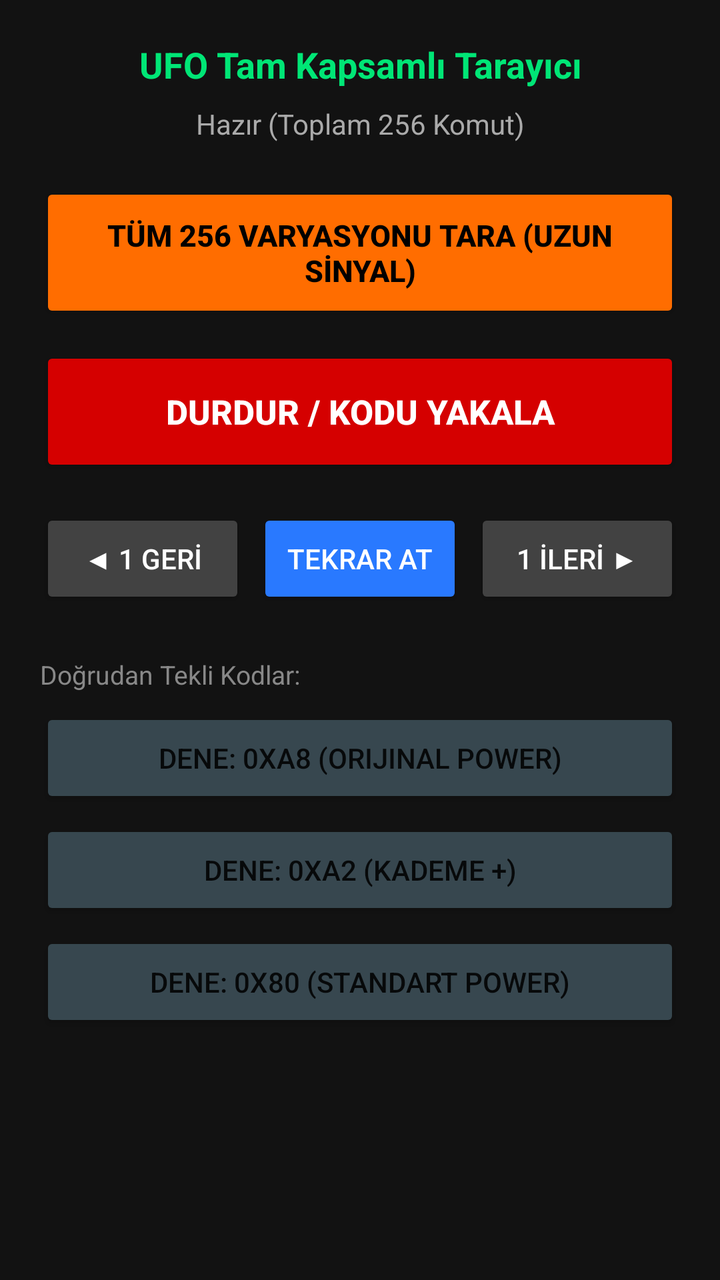
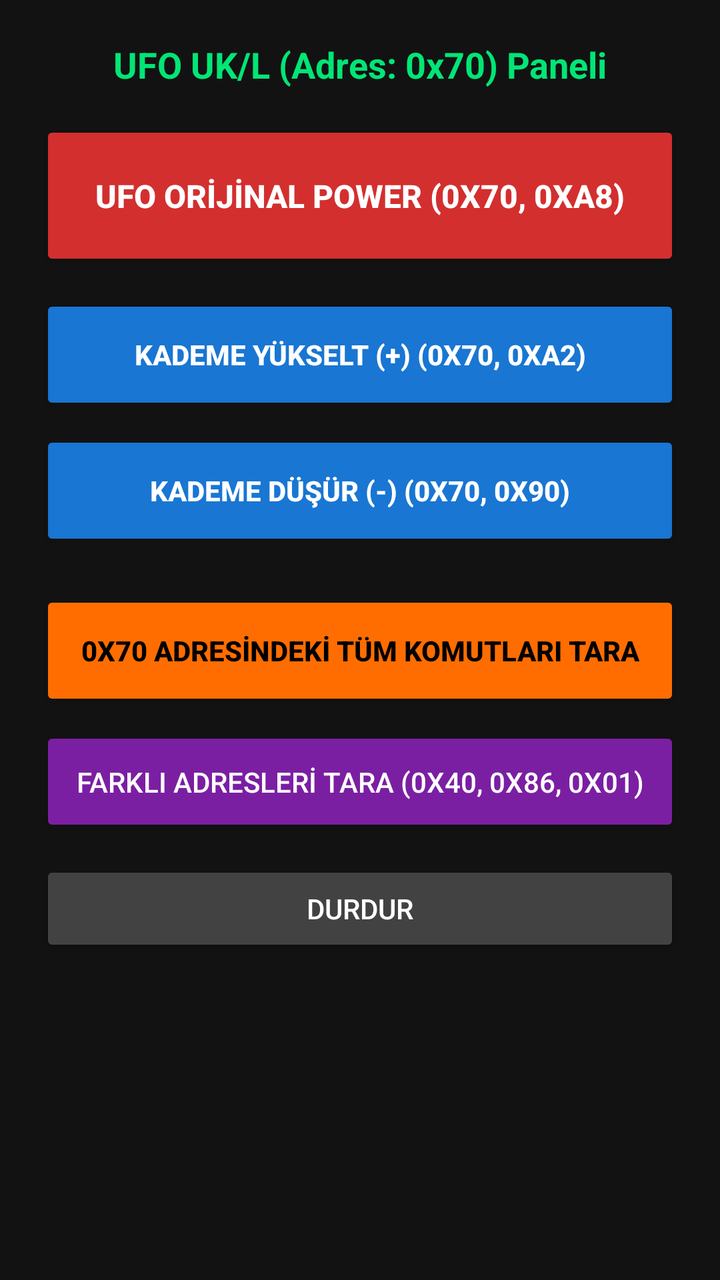

An Android layout rendered at two revisions. The XML below is the earlier revision; the diff shows what the commit changed to produce the second picture.
<!-- AndroidManifest.xml: application theme Theme.AppCompat.Light.NoActionBar -->
<!-- res/layout/activity_main.xml -->
<?xml version="1.0" encoding="utf-8"?>
<ScrollView xmlns:android="http://schemas.android.com/apk/res/android"
    android:layout_width="match_parent"
    android:layout_height="match_parent"
    android:background="#121212"
    android:fillViewport="true">

    <LinearLayout
        android:layout_width="match_parent"
        android:layout_height="wrap_content"
        android:gravity="center_horizontal"
        android:orientation="vertical"
        android:padding="20dp">

        <TextView
            android:id="@+id/tvStatus"
            android:layout_width="match_parent"
            android:layout_height="wrap_content"
            android:gravity="center"
            android:text="UFO Tam Kapsamlı Tarayıcı"
            android:textColor="#00E676"
            android:textSize="18sp"
            android:textStyle="bold"
            android:layout_marginBottom="8dp" />

        <TextView
            android:id="@+id/tvProgress"
            android:layout_width="match_parent"
            android:layout_height="wrap_content"
            android:gravity="center"
            android:text="Hazır (Toplam 256 Komut)"
            android:textColor="#AAAAAA"
            android:textSize="14sp"
            android:layout_marginBottom="20dp" />

        
        <Button
            android:id="@+id/btnFullScan"
            android:layout_width="match_parent"
            android:layout_height="70dp"
            android:backgroundTint="#FF6D00"
            android:text="TÜM 256 VARYASYONU TARA (UZUN SİNYAL)"
            android:textColor="#000000"
            android:textSize="15sp"
            android:textStyle="bold"
            android:layout_marginBottom="12dp" />

        
        <Button
            android:id="@+id/btnStop"
            android:layout_width="match_parent"
            android:layout_height="65dp"
            android:backgroundTint="#D50000"
            android:text="DURDUR / KODU YAKALA"
            android:textColor="#FFFFFF"
            android:textStyle="bold"
            android:textSize="17sp"
            android:layout_marginBottom="16dp" />

        
        <LinearLayout
            android:layout_width="match_parent"
            android:layout_height="wrap_content"
            android:orientation="horizontal"
            android:weightSum="3"
            android:layout_marginBottom="24dp">

            <Button
                android:id="@+id/btnPrev"
                android:layout_width="0dp"
                android:layout_height="50dp"
                android:layout_weight="1"
                android:backgroundTint="#424242"
                android:text="◀ 1 GERİ"
                android:textColor="#FFFFFF" />

            <Button
                android:id="@+id/btnResend"
                android:layout_width="0dp"
                android:layout_height="50dp"
                android:layout_weight="1"
                android:layout_marginHorizontal="6dp"
                android:backgroundTint="#2979FF"
                android:text="TEKRAR AT"
                android:textColor="#FFFFFF" />

            <Button
                android:id="@+id/btnNext"
                android:layout_width="0dp"
                android:layout_height="50dp"
                android:layout_weight="1"
                android:backgroundTint="#424242"
                android:text="1 İLERİ ▶"
                android:textColor="#FFFFFF" />
        </LinearLayout>

        
        <TextView
            android:layout_width="match_parent"
            android:layout_height="wrap_content"
            android:text="Doğrudan Tekli Kodlar:"
            android:textColor="#888888"
            android:textSize="13sp"
            android:layout_marginBottom="8dp" />

        <Button
            android:id="@+id/btnQuickA8"
            android:layout_width="match_parent"
            android:layout_height="50dp"
            android:backgroundTint="#37474F"
            android:text="Dene: 0xA8 (Orijinal Power)"
            android:layout_marginBottom="6dp" />

        <Button
            android:id="@+id/btnQuickA2"
            android:layout_width="match_parent"
            android:layout_height="50dp"
            android:backgroundTint="#37474F"
            android:text="Dene: 0xA2 (Kademe +)"
            android:layout_marginBottom="6dp" />

        <Button
            android:id="@+id/btnQuick80"
            android:layout_width="match_parent"
            android:layout_height="50dp"
            android:backgroundTint="#37474F"
            android:text="Dene: 0x80 (Standart Power)" />

    </LinearLayout>
</ScrollView>
<!-- resources referenced by this layout -->
<resources>

</resources>

<!-- the commit's change to res/layout/activity_main.xml (unified diff, before → after) -->
@@ -17,114 +17,74 @@
             android:layout_width="match_parent"
             android:layout_height="wrap_content"
             android:gravity="center"
-            android:text="UFO Tam Kapsamlı Tarayıcı"
+            android:text="UFO UK/L (Adres: 0x70) Paneli"
             android:textColor="#00E676"
             android:textSize="18sp"
             android:textStyle="bold"
+            android:layout_marginBottom="16dp" />
+
+        
+        <Button
+            android:id="@+id/btnRealPower"
+            android:layout_width="match_parent"
+            android:layout_height="75dp"
+            android:backgroundTint="#D32F2F"
+            android:text="UFO ORİJİNAL POWER (0x70, 0xA8)"
+            android:textColor="#FFFFFF"
+            android:textStyle="bold"
+            android:textSize="16sp"
+            android:layout_marginBottom="12dp" />
+
+        
+        <Button
+            android:id="@+id/btnLevelUp"
+            android:layout_width="match_parent"
+            android:layout_height="60dp"
+            android:backgroundTint="#1976D2"
+            android:text="KADEME YÜKSELT (+) (0x70, 0xA2)"
+            android:textColor="#FFFFFF"
+            android:textStyle="bold"
             android:layout_marginBottom="8dp" />
 
-        <TextView
-            android:id="@+id/tvProgress"
+        
+        <Button
+            android:id="@+id/btnLevelDown"
             android:layout_width="match_parent"
-            android:layout_height="wrap_content"
-            android:gravity="center"
-            android:text="Hazır (Toplam 256 Komut)"
-            android:textColor="#AAAAAA"
-            android:textSize="14sp"
+            android:layout_height="60dp"
+            android:backgroundTint="#1976D2"
+            android:text="KADEME DÜŞÜR (-) (0x70, 0x90)"
+            android:textColor="#FFFFFF"
+            android:textStyle="bold"
             android:layout_marginBottom="20dp" />
 
         
         <Button
-            android:id="@+id/btnFullScan"
+            android:id="@+id/btnScan0x70"
             android:layout_width="match_parent"
-            android:layout_height="70dp"
+            android:layout_height="60dp"
             android:backgroundTint="#FF6D00"
-            android:text="TÜM 256 VARYASYONU TARA (UZUN SİNYAL)"
+            android:text="0x70 ADRESİNDEKİ TÜM KOMUTLARI TARA"
             android:textColor="#000000"
-            android:textSize="15sp"
             android:textStyle="bold"
-            android:layout_marginBottom="12dp" />
+            android:layout_marginBottom="8dp" />
 
         
         <Button
+            android:id="@+id/btnScanAddresses"
+            android:layout_width="match_parent"
+            android:layout_height="55dp"
+            android:backgroundTint="#7B1FA2"
+            android:text="FARKLI ADRESLERİ TARA (0x40, 0x86, 0x01)"
+            android:textColor="#FFFFFF"
+            android:layout_marginBottom="12dp" />
+
+        <Button
             android:id="@+id/btnStop"
             android:layout_width="match_parent"
-            android:layout_height="65dp"
-            android:backgroundTint="#D50000"
-            android:text="DURDUR / KODU YAKALA"
-            android:textColor="#FFFFFF"
-            android:textStyle="bold"
-            android:textSize="17sp"
-            android:layout_marginBottom="16dp" />
-
-        
-        <LinearLayout
-            android:layout_width="match_parent"
-            android:layout_height="wrap_content"
-            android:orientation="horizontal"
-            android:weightSum="3"
-            android:layout_marginBottom="24dp">
-
-            <Button
-                android:id="@+id/btnPrev"
-                android:layout_width="0dp"
-                android:layout_height="50dp"
-                android:layout_weight="1"
-                android:backgroundTint="#424242"
-                android:text="◀ 1 GERİ"
-                android:textColor="#FFFFFF" />
-
-            <Button
-                android:id="@+id/btnResend"
-                android:layout_width="0dp"
-                android:layout_height="50dp"
-                android:layout_weight="1"
-                android:layout_marginHorizontal="6dp"
-                android:backgroundTint="#2979FF"
-                android:text="TEKRAR AT"
-                android:textColor="#FFFFFF" />
-
-            <Button
-                android:id="@+id/btnNext"
-                android:layout_width="0dp"
-                android:layout_height="50dp"
-                android:layout_weight="1"
-                android:backgroundTint="#424242"
-                android:text="1 İLERİ ▶"
-                android:textColor="#FFFFFF" />
-        </LinearLayout>
-
-        
-        <TextView
-            android:layout_width="match_parent"
-            android:layout_height="wrap_content"
-            android:text="Doğrudan Tekli Kodlar:"
-            android:textColor="#888888"
-            android:textSize="13sp"
-            android:layout_marginBottom="8dp" />
-
-        <Button
-            android:id="@+id/btnQuickA8"
-            android:layout_width="match_parent"
-            android:layout_height="50dp"
-            android:backgroundTint="#37474F"
-            android:text="Dene: 0xA8 (Orijinal Power)"
-            android:layout_marginBottom="6dp" />
-
-        <Button
-            android:id="@+id/btnQuickA2"
-            android:layout_width="match_parent"
-            android:layout_height="50dp"
-            android:backgroundTint="#37474F"
-            android:text="Dene: 0xA2 (Kademe +)"
-            android:layout_marginBottom="6dp" />
-
-        <Button
-            android:id="@+id/btnQuick80"
-            android:layout_width="match_parent"
-            android:layout_height="50dp"
-            android:backgroundTint="#37474F"
-            android:text="Dene: 0x80 (Standart Power)" />
+            android:layout_height="48dp"
+            android:backgroundTint="#424242"
+            android:text="DURDUR"
+            android:textColor="#FFFFFF" />
 
     </LinearLayout>
 </ScrollView>
